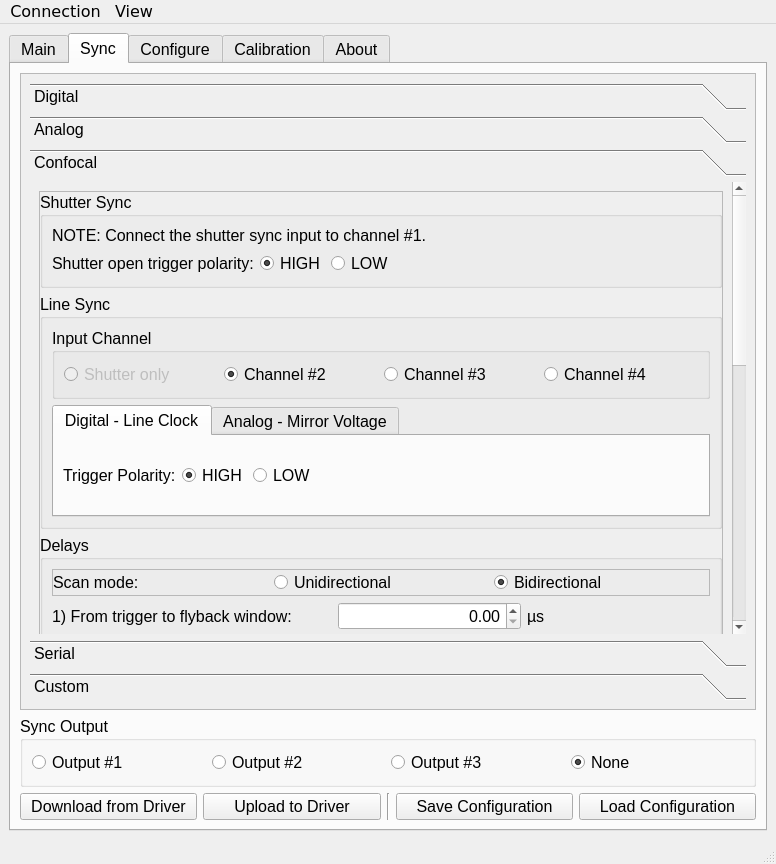
Old version of the form Software/GUI_code/QtDesigner_GUI.ui in the repository Llamero/Four_Channel_MHz_LED_Driver.
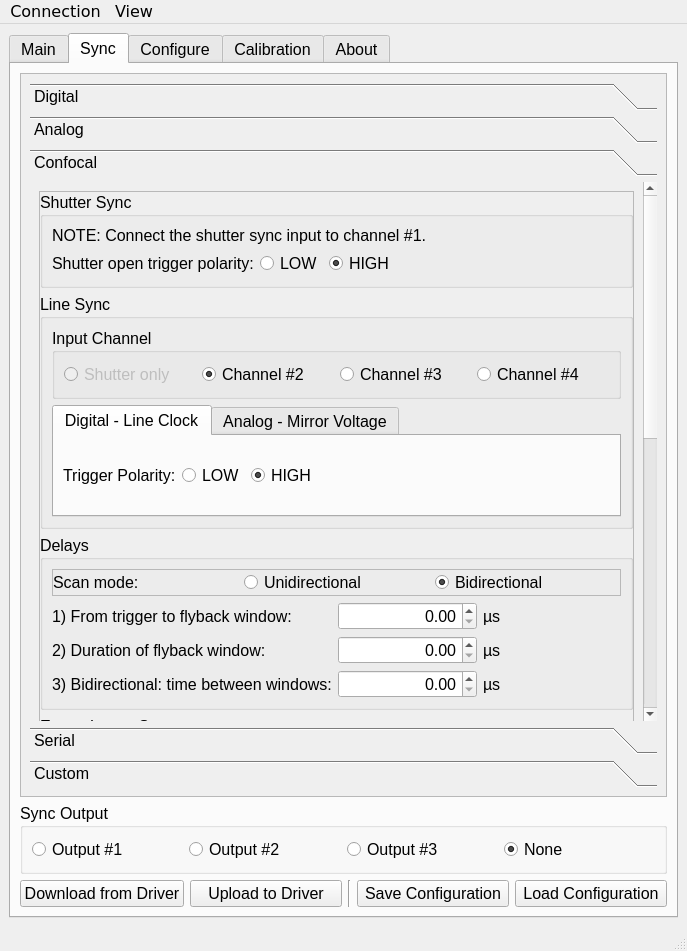
New version of the form. The open tabs and pages were chosen to show the change. Custom widgets are drawn as their Qt base class.

Commit message: Confocal widget model done - confocal LED active toggle done

Diff of the .ui file:
```diff
--- a/Software/GUI_code/QtDesigner_GUI.ui
+++ b/Software/GUI_code/QtDesigner_GUI.ui
@@ -9,8 +9,8 @@
    <rect>
     <x>0</x>
     <y>0</y>
-    <width>776</width>
-    <height>864</height>
+    <width>687</width>
+    <height>951</height>
    </rect>
   </property>
   <property name="minimumSize">
@@ -412,8 +412,8 @@
             <rect>
              <x>0</x>
              <y>0</y>
-             <width>732</width>
-             <height>649</height>
+             <width>643</width>
+             <height>736</height>
             </rect>
            </property>
            <layout class="QGridLayout" name="gridLayout_23">
@@ -1712,8 +1712,8 @@
                <property name="geometry">
                 <rect>
                  <x>0</x>
-                 <y>-338</y>
-                 <width>697</width>
+                 <y>-477</y>
+                 <width>608</width>
                  <height>1030</height>
                 </rect>
                </property>
@@ -1753,21 +1753,15 @@
                      <property name="title">
                       <string>Shutter Sync</string>
                      </property>
-                     <layout class="QGridLayout" name="gridLayout_63" columnstretch="0,0,10">
-                      <item row="1" column="1">
-                       <widget class="QRadioButton" name="sync_confocal_shutter_high_button">
+                     <layout class="QGridLayout" name="gridLayout_63" columnstretch="0,0,20,0">
+                      <item row="0" column="0" colspan="4">
+                       <widget class="QLabel" name="sync_confocal_shutter_label">
                         <property name="toolTip">
                          <string>Shutter output voltage goes HIGH (&gt;2.5V) when shutter is open</string>
                         </property>
                         <property name="text">
-                         <string>HIGH</string>
+                         <string>NOTE: Connect the shutter sync input to channel #1.</string>
                         </property>
-                        <property name="checked">
-                         <bool>true</bool>
-                        </property>
-                        <attribute name="buttonGroup">
-                         <string notr="true">sync_confocal_shutter_polarity_button_group</string>
-                        </attribute>
                        </widget>
                       </item>
                       <item row="1" column="0">
@@ -1786,7 +1780,7 @@
                         </property>
                        </widget>
                       </item>
-                      <item row="1" column="2">
+                      <item row="1" column="1">
                        <widget class="QRadioButton" name="sync_confocal_shutter_low_button">
                         <property name="toolTip">
                          <string>Shutter output voltage goes LOW (&lt;1.0V) when shutter is open</string>
@@ -1799,14 +1793,20 @@
                         </attribute>
                        </widget>
                       </item>
-                      <item row="0" column="0" colspan="3">
-                       <widget class="QLabel" name="sync_confocal_shutter_label">
+                      <item row="1" column="2" colspan="2">
+                       <widget class="QRadioButton" name="sync_confocal_shutter_high_button">
                         <property name="toolTip">
                          <string>The shutter input channel is fixed to channel #1</string>
                         </property>
                         <property name="text">
-                         <string>NOTE: Connect the shutter sync input to channel #1.</string>
+                         <string>HIGH</string>
                         </property>
+                        <property name="checked">
+                         <bool>true</bool>
+                        </property>
+                        <attribute name="buttonGroup">
+                         <string notr="true">sync_confocal_shutter_polarity_button_group</string>
+                        </attribute>
                        </widget>
                       </item>
                      </layout>
@@ -1909,7 +1909,7 @@
                          <attribute name="title">
                           <string>Digital - Line Clock</string>
                          </attribute>
-                         <layout class="QGridLayout" name="gridLayout_65" columnstretch="0,0,10">
+                         <layout class="QGridLayout" name="gridLayout_65" columnstretch="0,0,0,20">
                           <item row="0" column="0">
                            <widget class="QLabel" name="sync_confocal_line_digital_label">
                             <property name="toolTip">
@@ -1920,22 +1920,6 @@
                             </property>
                            </widget>
                           </item>
-                          <item row="0" column="1">
-                           <widget class="QRadioButton" name="sync_confocal_line_digital_high_button">
-                            <property name="toolTip">
-                             <string>Sync the driver to the line clock when it goes HIGH (&gt;2.5V).</string>
-                            </property>
-                            <property name="text">
-                             <string>HIGH</string>
-                            </property>
-                            <property name="checked">
-                             <bool>true</bool>
-                            </property>
-                            <attribute name="buttonGroup">
-                             <string notr="true">sync_confocal_line_digital_polarity_button_group</string>
-                            </attribute>
-                           </widget>
-                          </item>
                           <item row="0" column="2">
                            <widget class="QRadioButton" name="sync_confocal_line_digital_low_button">
                             <property name="toolTip">
@@ -1949,6 +1933,22 @@
                             </attribute>
                            </widget>
                           </item>
+                          <item row="0" column="3">
+                           <widget class="QRadioButton" name="sync_confocal_line_digital_high_button">
+                            <property name="toolTip">
+                             <string>Sync the driver to the line clock when it goes HIGH (&gt;2.5V).</string>
+                            </property>
+                            <property name="text">
+                             <string>HIGH</string>
+                            </property>
+                            <property name="checked">
+                             <bool>true</bool>
+                            </property>
+                            <attribute name="buttonGroup">
+                             <string notr="true">sync_confocal_line_digital_polarity_button_group</string>
+                            </attribute>
+                           </widget>
+                          </item>
                          </layout>
                         </widget>
                         <widget class="QWidget" name="sync_confocal_line_analog_tab">
@@ -4843,7 +4843,7 @@
     <rect>
      <x>0</x>
      <y>0</y>
-     <width>776</width>
+     <width>687</width>
      <height>24</height>
     </rect>
    </property>
```
Left out of the diff: 138 changed lines with no effect on the pictures. The commit also changes 4 other files.
